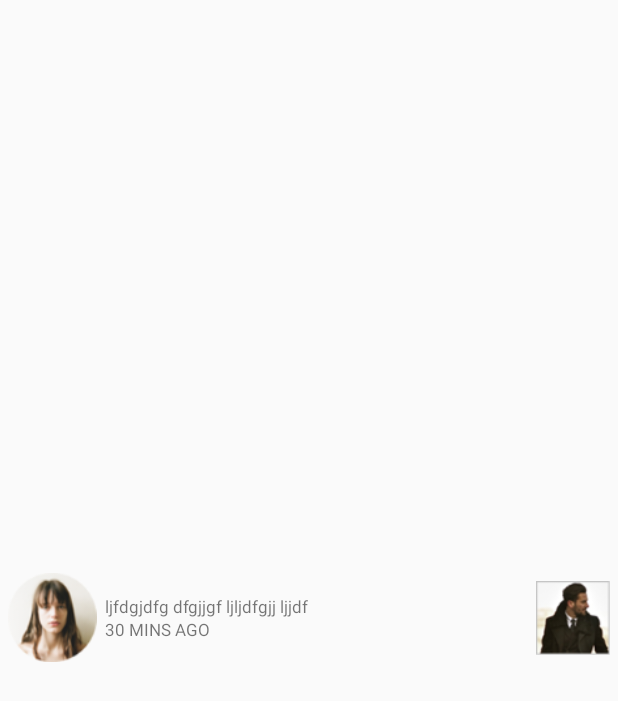
After one commit to ballidaku/LikeHoop, an Android app: the layout custom_favouritefollowing.xml on its own in the app's theme, with its tools: preview values and no code run, on a phone screen of 412 x 824 dp. The commit adds this screen. Shown: the top 701 px of the screen. Run offline under Robolectric (Android 15) with nearby library versions, the phone set to English and light mode, and no system bars.

Commit message:
Designing14March

```diff
--- /dev/null
+++ b/app/src/main/res/layout/custom_favouritefollowing.xml
@@ -0,0 +1,51 @@
+<?xml version="1.0" encoding="utf-8"?>
+<LinearLayout
+    xmlns:android="http://schemas.android.com/apk/res/android"
+    android:layout_width="match_parent"
+    android:layout_height="match_parent"
+    android:gravity="center"
+    android:orientation="horizontal">
+
+    <ImageView
+        android:id="@+id/imgv_left"
+        android:layout_width="70dp"
+        android:layout_height="70dp"
+        android:scaleType="fitXY"
+        android:padding="5dp"
+        android:src="@mipmap/six"/>
+
+
+    <LinearLayout
+        android:layout_width="0dp"
+        android:layout_height="wrap_content"
+        android:layout_weight="1"
+        android:orientation="vertical">
+
+        <TextView
+            android:id="@+id/txtv_text"
+            android:layout_width="match_parent"
+            android:layout_height="wrap_content"
+            android:textSize="11sp"
+            android:text="ljfdgjdfg dfgjjgf ljljdfgjj ljjdf"/>
+
+
+        <TextView
+            android:id="@+id/txtv_time"
+            android:layout_width="match_parent"
+            android:layout_height="wrap_content"
+            android:textSize="11sp"
+            android:text="30 MINS AGO"/>
+
+
+    </LinearLayout>
+
+
+    <ImageView
+        android:id="@+id/imgv_right"
+        android:layout_width="60dp"
+        android:layout_height="60dp"
+        android:scaleType="fitXY"
+        android:padding="5dp"
+        android:src="@mipmap/seven"/>
+
+</LinearLayout>
```
Also changed, not shown: app/src/main/java/com/likehoop/Activity/Favourite.java (+8 -3 lines), app/src/main/java/com/likehoop/Activity/FovouriteTab/FavouriteFollowing.java (+23 -0 lines), app/src/main/java/com/likehoop/Adapters/FavouriteFollowing_Adapter.java (added, +98 -0 lines), app/src/main/res/drawable/selector_fav.xml (added, +11 -0 lines), app/src/main/res/layout/activity_favourite.xml (+2 -5 lines), app/src/main/res/layout/activity_favourite_following.xml (+10 -6 lines), app/src/main/res/layout/tab_indicator_favourite.xml (+4 -3 lines), app/src/main/res/values/colors.xml (+4 -4 lines), app/src/main/res/mipmap-hdpi/ic_blue_divider.png (added), app/src/main/res/mipmap-hdpi/ic_divider.png (added), app/src/main/res/mipmap-hdpi/ic_fav_selected.png (added), app/src/main/res/mipmap-hdpi/ic_fav_unselected.png (added), app/src/main/res/mipmap-xhdpi/eight.png (added), app/src/main/res/mipmap-xhdpi/nine.png (added), 2 more files.
